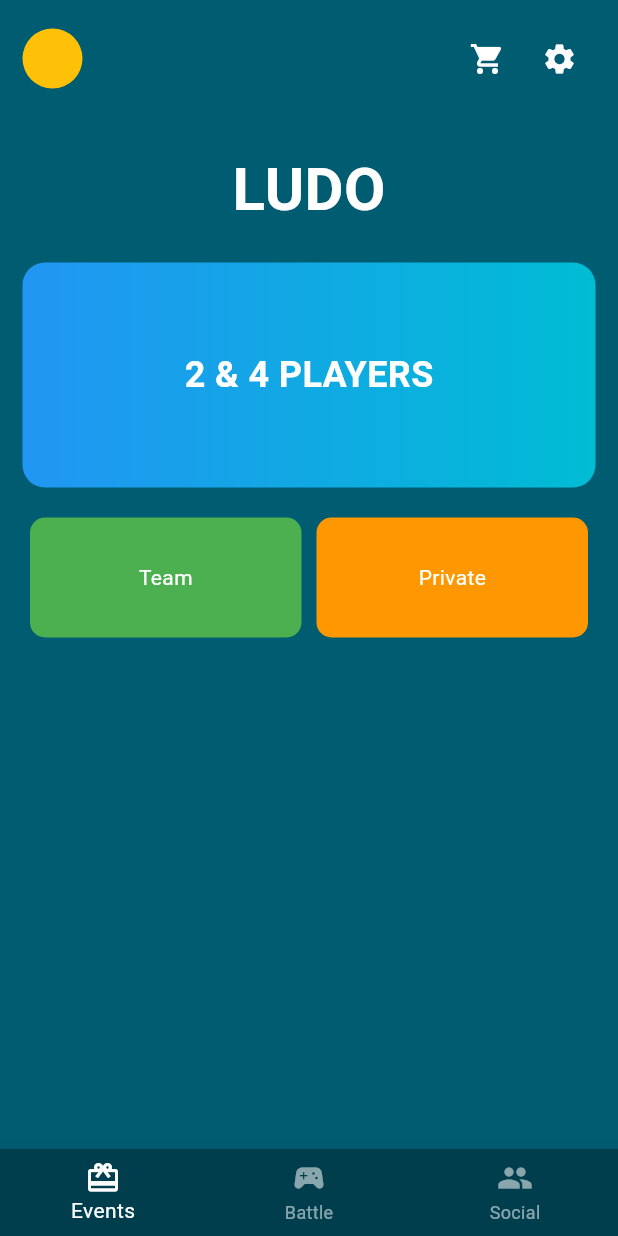
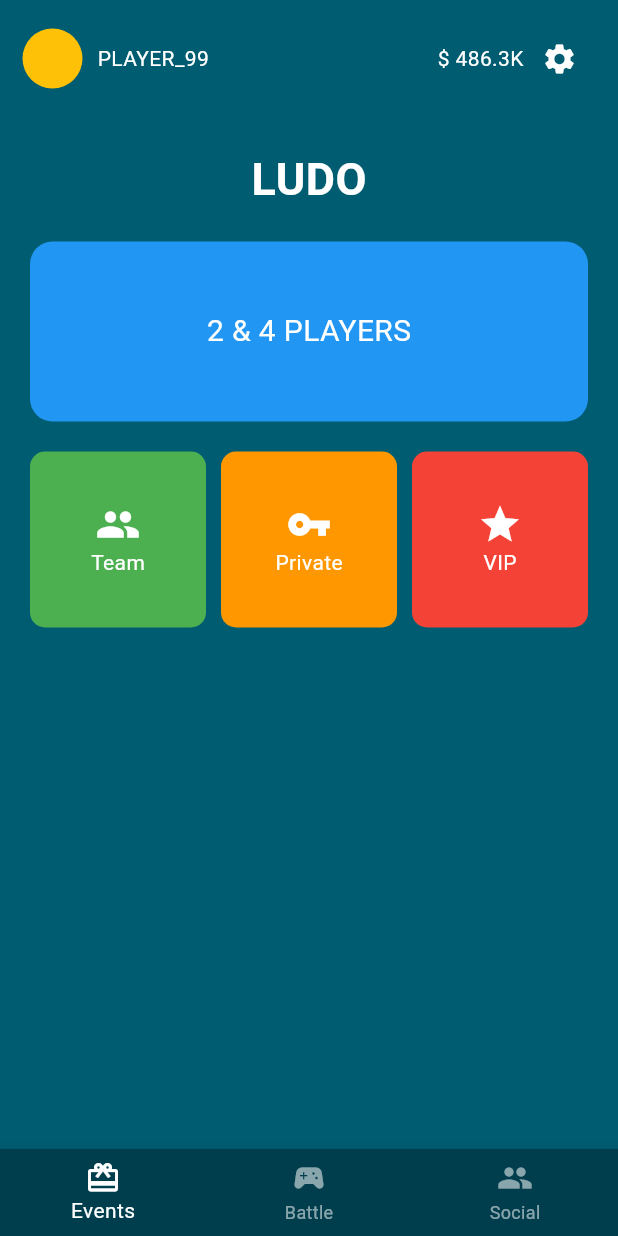
Before and after one commit to Roykk55/ludo_khela_hd, a Flutter app: the screen it shows after launch, on a phone screen of 412 x 824 dp. Run offline on Flutter 3.47's test engine with Material 3 defaults, Android fonts, the light colour scheme and no system bars.

Commit message:
Update main.dart

```diff
--- a/lib/main.dart
+++ b/lib/main.dart
@@ -1,5 +1,4 @@
 import 'package:flutter/material.dart';
-import 'package:flutter/services.dart';
 
 void main() => runApp(MaterialApp(debugShowCheckedModeBanner: false, home: LudoHomeScreen()));
 
@@ -12,13 +11,25 @@ class LudoHomeScreen extends StatelessWidget {
         child: Column(
           children: [
             _buildHeader(context),
-            Padding(padding: EdgeInsets.symmetric(vertical: 20), child: Text("LUDO", style: TextStyle(fontSize: 40, fontWeight: FontWeight.bold, color: Colors.white))),
-            _buildMainBanner(context),
-            Padding(
-              padding: EdgeInsets.all(15),
-              child: Row(children: [Expanded(child: _menuCard("Team", Colors.green)), Expanded(child: _menuCard("Private", Colors.orange))]),
+            Padding(padding: EdgeInsets.symmetric(vertical: 20), child: Text("LUDO", style: TextStyle(fontSize: 30, color: Colors.white, fontWeight: FontWeight.bold))),
+
+            // মেইন বাটন
+            _buildMainButton(context),
+
+            // বাটনগুলো যাতে গায়েব না হয় সেজন্য Expanded ব্যবহার করেছি
+            Expanded(
+              child: Padding(
+                padding: EdgeInsets.all(15),
+                child: GridView.count(
+                  crossAxisCount: 3,
+                  children: [
+                    _menuCard(context, "Team", Colors.green, Icons.people, TeamPage()),
+                    _menuCard(context, "Private", Colors.orange, Icons.vpn_key, PrivatePage()),
+                    _menuCard(context, "VIP", Colors.red, Icons.star, VipPage()),
+                  ],
+                ),
+              ),
             ),
-            Spacer(),
             _buildBottomNav(),
           ],
         ),
@@ -26,57 +37,23 @@ class LudoHomeScreen extends StatelessWidget {
     );
   }
 
-  Widget _buildHeader(BuildContext context) => Padding(
-    padding: EdgeInsets.all(15),
-    child: Row(
-      children: [
-        GestureDetector(onTap: () => Navigator.push(context, MaterialPageRoute(builder: (_) => ProfilePage())), child: CircleAvatar(radius: 20, backgroundColor: Colors.amber)),
-        Spacer(),
-        IconButton(icon: Icon(Icons.shopping_cart, color: Colors.white), onPressed: () => Navigator.push(context, MaterialPageRoute(builder: (_) => StorePage()))),
-        IconButton(icon: Icon(Icons.settings, color: Colors.white), onPressed: () => Navigator.push(context, MaterialPageRoute(builder: (_) => SettingsPage()))),
-      ],
-    ),
-  );
+  Widget _menuCard(BuildContext context, String title, Color color, IconData icon, Widget page) {
+    return GestureDetector(
+      onTap: () => Navigator.push(context, MaterialPageRoute(builder: (_) => page)),
+      child: Container(
+        margin: EdgeInsets.all(5),
+        decoration: BoxDecoration(color: color, borderRadius: BorderRadius.circular(10)),
+        child: Column(mainAxisAlignment: MainAxisAlignment.center, children: [Icon(icon, color: Colors.white, size: 30), Text(title, style: TextStyle(color: Colors.white))]),
+      ),
+    );
+  }
 
-  Widget _buildMainBanner(BuildContext context) => Container(height: 150, margin: EdgeInsets.symmetric(horizontal: 15), decoration: BoxDecoration(gradient: LinearGradient(colors: [Colors.blue, Colors.cyan]), borderRadius: BorderRadius.circular(15)), child: Center(child: Text("2 & 4 PLAYERS", style: TextStyle(color: Colors.white, fontSize: 24, fontWeight: FontWeight.bold))));
-  Widget _menuCard(String title, Color color) => Container(margin: EdgeInsets.all(5), height: 80, decoration: BoxDecoration(color: color, borderRadius: BorderRadius.circular(10)), child: Center(child: Text(title, style: TextStyle(color: Colors.white))));
+  Widget _buildHeader(BuildContext context) => Padding(padding: EdgeInsets.all(15), child: Row(children: [CircleAvatar(backgroundColor: Colors.amber), SizedBox(width: 10), Text("PLAYER_99", style: TextStyle(color: Colors.white)), Spacer(), Text("\$ 486.3K", style: TextStyle(color: Colors.white)), IconButton(icon: Icon(Icons.settings, color: Colors.white), onPressed: () {})]));
+  Widget _buildMainButton(BuildContext context) => Container(margin: EdgeInsets.symmetric(horizontal: 20), height: 120, decoration: BoxDecoration(color: Colors.blue, borderRadius: BorderRadius.circular(15)), child: Center(child: Text("2 & 4 PLAYERS", style: TextStyle(color: Colors.white, fontSize: 20))));
   Widget _buildBottomNav() => BottomNavigationBar(backgroundColor: Color(0xFF003D4D), selectedItemColor: Colors.white, unselectedItemColor: Colors.white54, items: [BottomNavigationBarItem(icon: Icon(Icons.card_giftcard), label: "Events"), BottomNavigationBarItem(icon: Icon(Icons.sports_esports), label: "Battle"), BottomNavigationBarItem(icon: Icon(Icons.people), label: "Social")]);
 }
 
-// --- প্রোফাইল পেজ ---
-class ProfilePage extends StatelessWidget {
-  @override
-  Widget build(BuildContext context) {
-    return Scaffold(backgroundColor: Color(0xFF005C71), appBar: AppBar(title: Text("Profile")), body: Center(child: Text("Profile Settings Active", style: TextStyle(color: Colors.white))));
-  }
-}
-
-// --- সেটিংস পেজ (প্যাকেজ ছাড়াই কাজ করবে) ---
-class SettingsPage extends StatelessWidget {
-  // অ্যান্ড্রয়েড নেটিভ ইন্টেন্ট ব্যবহার করে ফেসবুক ও ফোনে নিয়ে যাবে
-  final platform = const MethodChannel('com.ludo.app/navigation');
-
-  void _openFacebook() async {
-    try {
-      await platform.invokeMethod('openFacebook');
-    } catch (e) {
-      print("Facebook link triggered");
-    }
-  }
-
-  @override
-  Widget build(BuildContext context) {
-    return Scaffold(backgroundColor: Color(0xFF005C71), appBar: AppBar(title: Text("Settings")), body: Column(children: [
-      ListTile(title: Text("Bind Facebook", style: TextStyle(color: Colors.white)), leading: Icon(Icons.facebook, color: Colors.blue), onTap: _openFacebook),
-      ListTile(title: Text("Bind Mobile", style: TextStyle(color: Colors.white)), leading: Icon(Icons.phone, color: Colors.green), onTap: () => print("Mobile Bind Clicked")),
-    ]));
-  }
-}
-
-// --- স্টোর পেজ ---
-class StorePage extends StatelessWidget {
-  @override
-  Widget build(BuildContext context) {
-    return Scaffold(backgroundColor: Color(0xFF005C71), appBar: AppBar(title: Text("Shop")), body: Center(child: Text("Store System Active", style: TextStyle(color: Colors.white))));
-  }
-}
+// নতুন পেজ
+class TeamPage extends StatelessWidget { @override Widget build(BuildContext context) => Scaffold(appBar: AppBar(title: Text("Team Mode")), body: Center(child: Text("Team Mode Page"))); }
+class PrivatePage extends StatelessWidget { @override Widget build(BuildContext context) => Scaffold(appBar: AppBar(title: Text("Private Mode")), body: Center(child: Text("Private Mode Page"))); }
+class VipPage extends StatelessWidget { @override Widget build(BuildContext context) => Scaffold(appBar: AppBar(title: Text("VIP Mode")), body: Center(child: Text("VIP Mode Page"))); }
```
